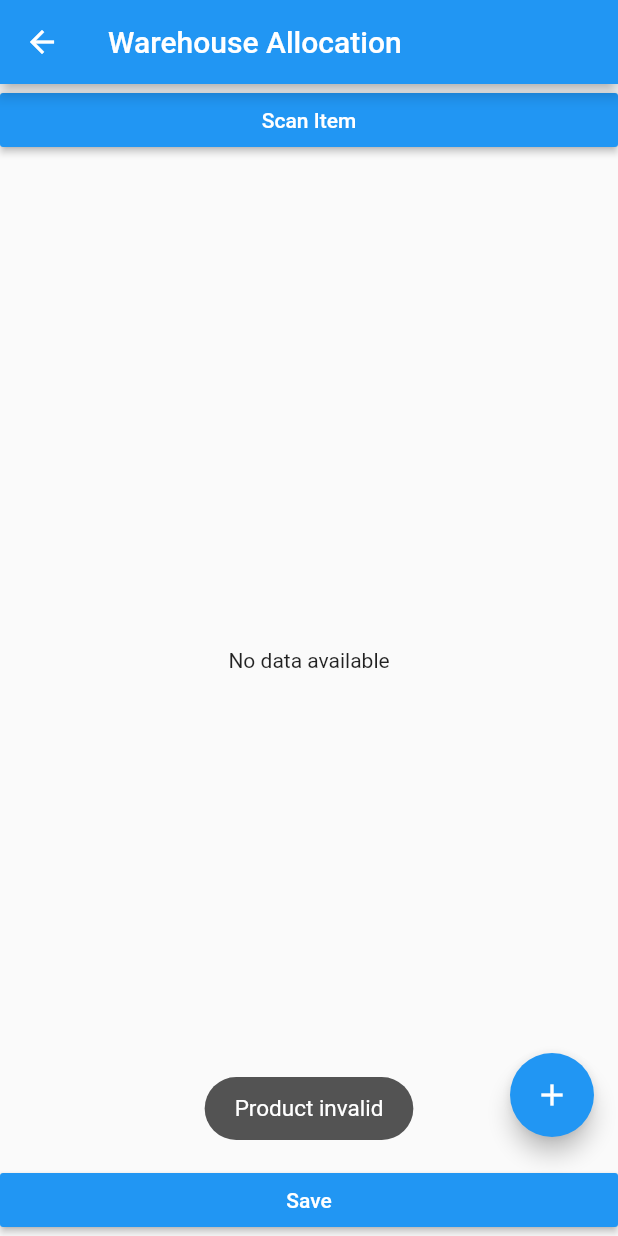
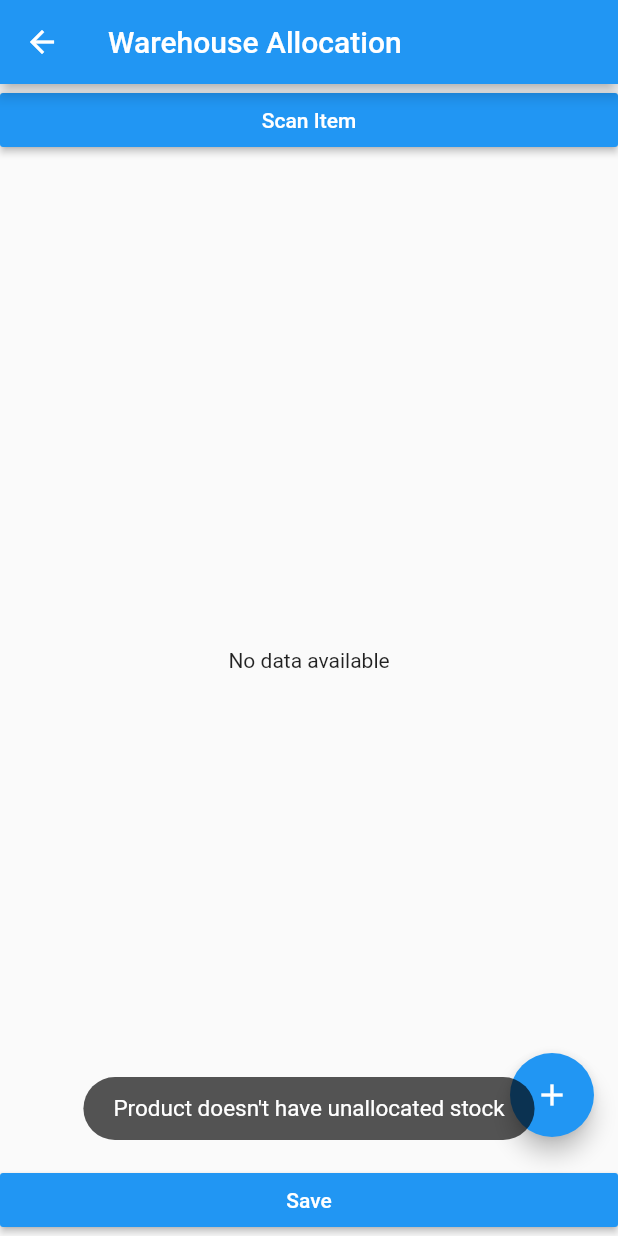
Before and after one commit to aldirizaldi14/OrbitAndroid, a Flutter app: the WarehouseAllocationClass screen opened by its route, after a tap on "Scan Item", on a phone screen of 412 x 824 dp. Run offline on Flutter 3.47's test engine with Material 2 defaults, Android fonts, the phone set to English and light mode, and no system bars; our stand-ins replace flutter_form_builder, font_awesome_flutter, qr_flutter, random_string, shared_preferences, sqflite and 1 more; missing offline and left inert: flutter_barcode_scanner; accounts and stored records are empty.

Commit message:
- perbaikan stok unallocated

```diff
--- a/lib/helper/database_helper.dart
+++ b/lib/helper/database_helper.dart
@@ -174,6 +174,40 @@ class DatabaseHelper {
         "receiptdet_deleted_at TEXT"
         ")"
     );
+
+    await db.execute(
+        "CREATE TABLE allocation("
+            "allocation_id INTEGER PRIMARY KEY AUTOINCREMENT,"
+            "allocation_code TEXT,"
+            "allocation_product_id INTEGER,"
+            "allocation_user_id INTEGER,"
+            "allocation_time TEXT,"
+            "allocation_server_id INTEGER,"
+            "allocation_created_at TEXT,"
+            "allocation_created_by TEXT,"
+            "allocation_updated_at TEXT,"
+            "allocation_updated_by TEXT,"
+            "allocation_deleted_at TEXT,"
+            "allocation_sync INTEGER DEFAULT 0"
+            ")"
+    );
+
+    await db.execute(
+        "CREATE TABLE allocationdet("
+            "allocationdet_id INTEGER PRIMARY KEY AUTOINCREMENT,"
+            "allocationdet_code TEXT,"
+            "allocationdet_allocation_id INTEGER,"
+            "allocationdet_area_id INTEGER,"
+            "allocationdet_qty INTEGER,"
+            "allocationdet_server_id INTEGER,"
+            "allocationdet_created_at TEXT,"
+            "allocationdet_created_by TEXT,"
+            "allocationdet_updated_at TEXT,"
+            "allocationdet_updated_by TEXT,"
+            "allocationdet_deleted_at TEXT"
+            ")"
+    );
+
     await db.execute(
       "CREATE TABLE area_product_qty("
         "warehouse_id INTEGER,"
--- a/lib/menu.dart
+++ b/lib/menu.dart
@@ -63,6 +63,7 @@ class MenuState extends State<MenuClass> {
       if(! await apiSyncTransferdet(token, last_update, dbHelper)){ success = false; }
       if(! await apiSyncReceipt(token, last_update, dbHelper)){ success = false; }
       if(! await apiSyncReceiptdet(token, last_update, dbHelper)){ success = false; }
+      if(! await apiSyncQty(token, last_update, dbHelper)){ success = false; }
     }
 
     if(success){
--- a/lib/warehouse_allocation.dart
+++ b/lib/warehouse_allocation.dart
@@ -59,7 +59,7 @@ class WarehouseAllocationState extends State<WarehouseAllocationClass> {
         listData = data;
       });
     } else {
-      Toast.show("Product invalid", context);
+      Toast.show("Product doesn't have unallocated stock", context);
     }
   }
 
```
Also changed, not shown: lib/api_services.dart (+35 -0 lines).
